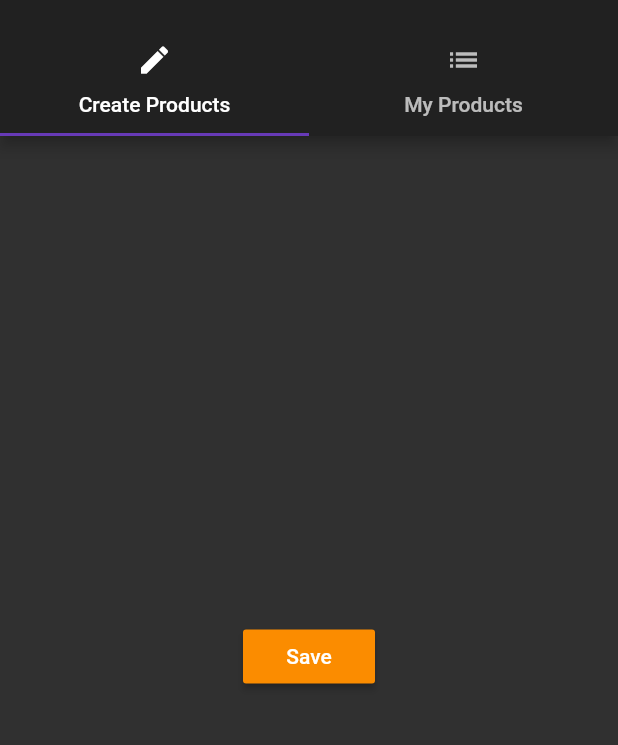
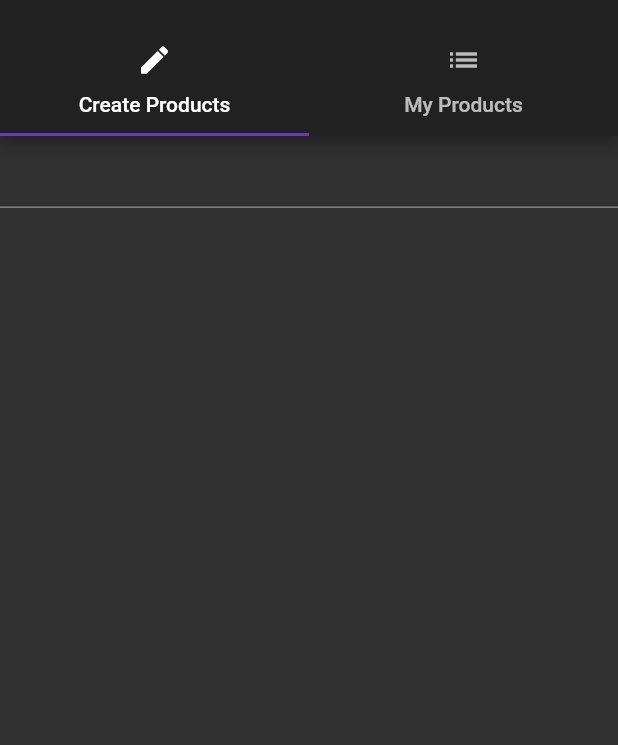
Before and after one commit to nima-abdpoor/Flutter-Project, a Flutter app: the ProductAdminPage screen opened by its route, on a phone screen of 412 x 824 dp, the part 59-804 px from its top. Run offline on Flutter 3.47's test engine with Material 2 defaults, Android fonts, the phone set to English and light mode, and no system bars.

Commit message:
get user input and set that in text field

```diff
--- a/lib/Pages/ProdcutAdminPage.dart
+++ b/lib/Pages/ProdcutAdminPage.dart
@@ -51,7 +51,7 @@ class ProductAdminPage extends StatelessWidget {
             centerTitle: true,
           ),
           body: TabBarView(
-            children: <Widget>[ProductCreatePage(), ProductListPage()],
+            children: <Widget>[ProductPageCreate(), ProductListPage()],
           )),
     );
   }
--- a/lib/Pages/Product_Create.dart
+++ b/lib/Pages/Product_Create.dart
@@ -1,18 +1,29 @@
 
 import 'package:flutter/material.dart';
 
-class ProductCreatePage extends StatelessWidget{
+class ProductPageCreate extends StatefulWidget{
+  @override
+  State<StatefulWidget> createState() {
+    return ProductCreatePage();
+  }
+
+}
+class ProductCreatePage extends State<ProductPageCreate>{
+  String _value = '';
   @override
   Widget build(BuildContext context) {
-    return Center(child: RaisedButton(
-      child: Text('Save'),
-      onPressed: (){
-        showModalBottomSheet(context: context, builder: (BuildContext context){
-          return Center(
-            child: Text('this is modal!'),
-          );
-        });
-      },
-    ),);
+    return Column(
+      children: <Widget>[
+        TextField(
+          autofocus: false,
+          autocorrect: true,
+          onChanged: (String value){
+           setState(() {
+             _value = value;
+           });
+        },),
+        Text(_value)
+      ],
+    );
   }
 }
--- a/lib/Pages/Product_list.dart
+++ b/lib/Pages/Product_list.dart
@@ -4,6 +4,15 @@ import 'package:flutter/material.dart';
 class ProductListPage extends StatelessWidget{
   @override
   Widget build(BuildContext context) {
-    return Center(child: Text('All Products'),);
+    return Center(child: RaisedButton(
+      child: Text('Save'),
+      onPressed: (){
+        showModalBottomSheet(context: context, builder: (BuildContext context){
+          return Center(
+            child: Text('this is modal!'),
+          );
+        });
+      },
+    ),);
   }
 }
```
